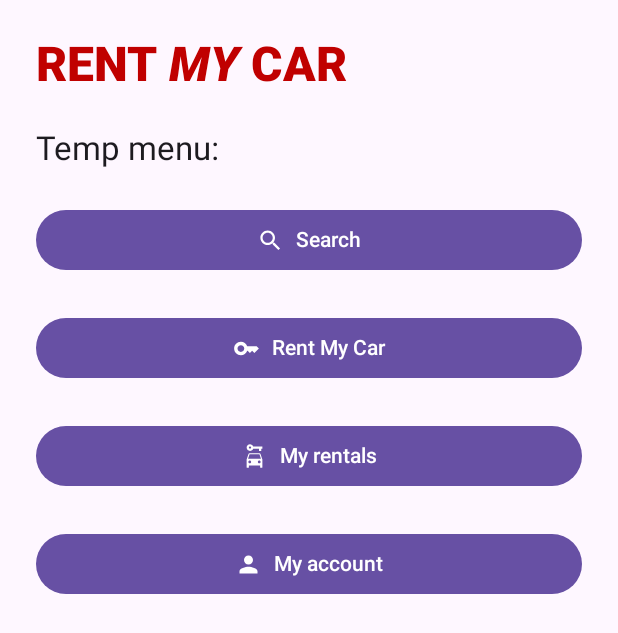
After one commit to Digital-Architects-Avans/rmc-app, an Android app built with Jetpack Compose: the composable RentACarScreen shown on its own in the app's theme, on a phone screen of 412 x 824 dp. The commit adds this screen. Shown: the top 633 px of the screen. Run offline under Robolectric (Android 15) with nearby library versions, the phone set to English and light mode, and no system bars.

Commit message:
Added RentACarScreen screen with temp menu

```diff
--- a/app/src/main/java/com/digitalarchitects/rmc_app/app/RmcApp.kt
+++ b/app/src/main/java/com/digitalarchitects/rmc_app/app/RmcApp.kt
@@ -27,6 +27,7 @@ import com.digitalarchitects.rmc_app.components.LargeHeadingTextComponent
 import com.digitalarchitects.rmc_app.data.login.LoginViewModel
 import com.digitalarchitects.rmc_app.screens.LoginScreen
 import com.digitalarchitects.rmc_app.screens.RegisterScreen
+import com.digitalarchitects.rmc_app.screens.RentACarScreen
 import com.digitalarchitects.rmc_app.screens.SearchScreen
 import com.digitalarchitects.rmc_app.screens.TermsAndConditionsScreen
 import com.digitalarchitects.rmc_app.screens.WelcomeScreen
@@ -127,8 +128,12 @@ fun RmcApp(
                 )
             }
             composable(route = RmcScreen.RentACar.name) {
-                TODO("Implement Rent A Car screen")
-                // RentACarScreen()
+                RentACarScreen(
+                    onSearchButtonClicked = { navController.navigate(RmcScreen.Search.name) },
+                    onRentMyCarButtonClicked = { navController.navigate(RmcScreen.RentMyCar.name) },
+                    onMyRentalsButtonClicked = { navController.navigate(RmcScreen.MyRentals.name) },
+                    onMyAccountButtonClicked = { navController.navigate(RmcScreen.MyAccount.name) }
+                )
             }
             composable(route = RmcScreen.Search.name) {
                 SearchScreen()
--- a/app/src/main/java/com/digitalarchitects/rmc_app/components/CommonUI.kt
+++ b/app/src/main/java/com/digitalarchitects/rmc_app/components/CommonUI.kt
@@ -375,7 +375,7 @@ fun HyperlinkTextComponent(
  * Stateless Button Composable
  */
 @Composable
-fun ButtonComponent(value: String, onButtonClicked: () -> Unit, isEnabled: Boolean = false) {
+fun ButtonComponent(value: String, onButtonClicked: () -> Unit, isEnabled: Boolean = true) {
     Button(
         modifier = Modifier
             .fillMaxWidth()
--- /dev/null
+++ b/app/src/main/java/com/digitalarchitects/rmc_app/screens/RentACarScreen.kt
@@ -0,0 +1,81 @@
+package com.digitalarchitects.rmc_app.screens
+
+import androidx.compose.foundation.layout.Column
+import androidx.compose.foundation.layout.fillMaxSize
+import androidx.compose.foundation.layout.padding
+import androidx.compose.foundation.rememberScrollState
+import androidx.compose.foundation.verticalScroll
+import androidx.compose.material.Surface
+import androidx.compose.material.icons.Icons
+import androidx.compose.material.icons.filled.CarRental
+import androidx.compose.material.icons.filled.Key
+import androidx.compose.material.icons.filled.Person
+import androidx.compose.material.icons.filled.Search
+import androidx.compose.material3.MaterialTheme
+import androidx.compose.material3.Text
+import androidx.compose.runtime.Composable
+import androidx.compose.ui.Modifier
+import androidx.compose.ui.unit.dp
+import com.digitalarchitects.rmc_app.components.RmcFilledButton
+import com.digitalarchitects.rmc_app.components.RmcLogoText
+import com.digitalarchitects.rmc_app.components.RmcSpacer
+
+@Composable
+fun RentACarScreen(
+    onSearchButtonClicked: () -> Unit,
+    onRentMyCarButtonClicked: () -> Unit,
+    onMyRentalsButtonClicked: () -> Unit,
+    onMyAccountButtonClicked: () -> Unit
+) {
+    Surface(
+        modifier = Modifier.fillMaxSize(),
+        color = MaterialTheme.colorScheme.surface,
+    ) {
+        Column(
+            modifier = Modifier
+                .fillMaxSize()
+                .padding(24.dp)
+                .verticalScroll(rememberScrollState())
+        ) {
+            RmcLogoText()
+
+            RmcSpacer()
+
+            Text(
+                text = "Temp menu:",
+                style = MaterialTheme.typography.titleLarge
+            )
+            RmcSpacer()
+
+            RmcFilledButton(
+                value = "Search",
+                icon = Icons.Filled.Search,
+                onClick = onSearchButtonClicked
+            )
+
+            RmcSpacer()
+
+            RmcFilledButton(
+                value = "Rent My Car",
+                icon = Icons.Filled.Key,
+                onClick = onRentMyCarButtonClicked
+            )
+
+            RmcSpacer()
+
+            RmcFilledButton(
+                value = "My rentals",
+                icon = Icons.Filled.CarRental,
+                onClick = onMyRentalsButtonClicked
+            )
+
+            RmcSpacer()
+
+            RmcFilledButton(
+                value = "My account",
+                icon = Icons.Filled.Person,
+                onClick = onMyAccountButtonClicked
+            )
+        }
+    }
+}
```
